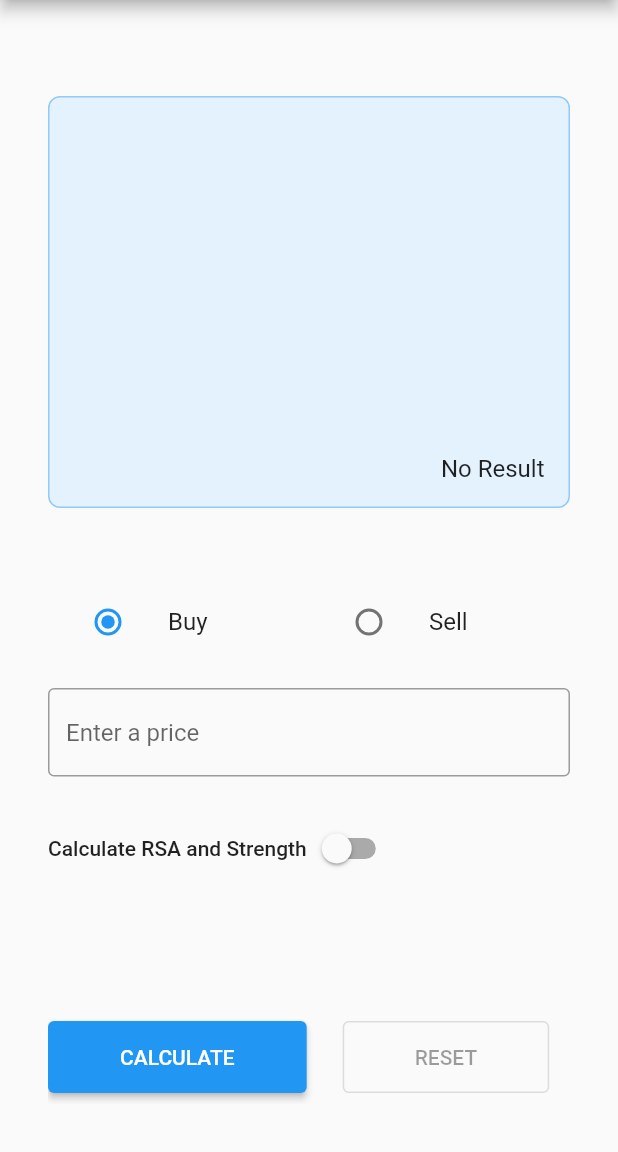
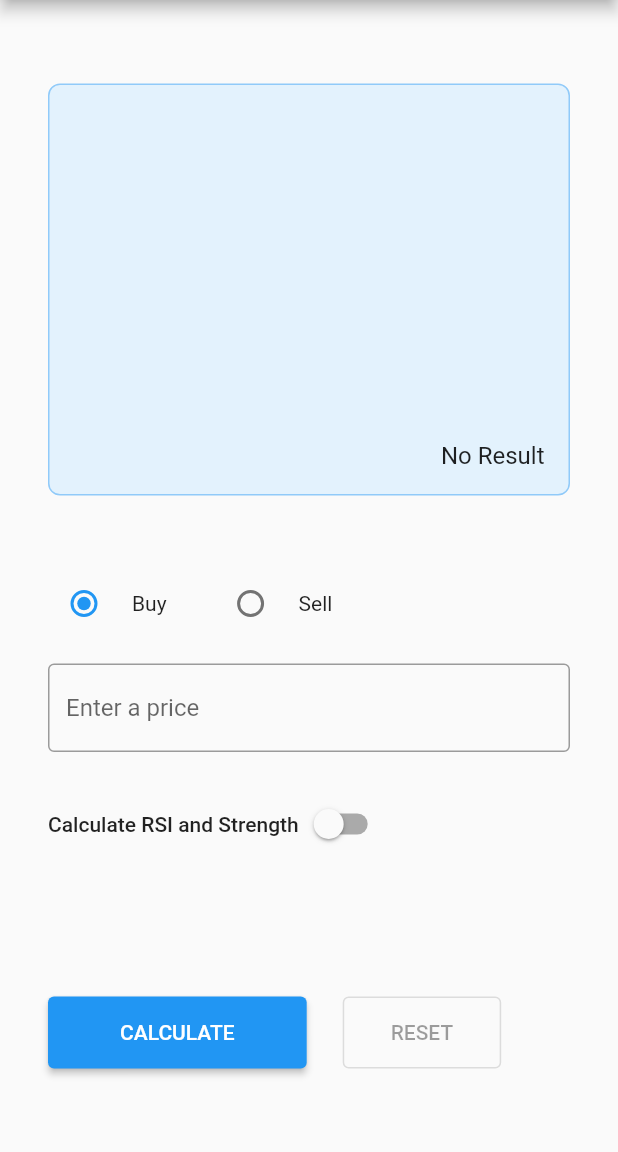
Before and after one commit to nirajniroula/stock_calculator, a Flutter app: the screen it shows after launch, on a phone screen of 412 x 824 dp, the part 84-1236 px from its top. Run offline on Flutter 3.47's test engine with Material 2 defaults, Android fonts, the light colour scheme and no system bars.

Commit message:
radio button ui fixes

```diff
--- a/lib/components/radio_buttons.dart
+++ b/lib/components/radio_buttons.dart
@@ -19,29 +19,37 @@ class RadioButtons extends StatelessWidget {
       padding: const EdgeInsets.symmetric(vertical: 16.0),
       child: Row(
         children: [
-          Expanded(
-            child: ListTile(
-              title: const Text('Buy'),
-              leading: Radio<TranactionType>(
+          Row(
+            children: [
+              Radio<TranactionType>(
                 value: TranactionType.buy,
                 groupValue: value,
                 onChanged: (TranactionType? value) {
                   onValueChanged(value);
                 },
               ),
-            ),
+              const Padding(
+                padding: EdgeInsets.symmetric(horizontal: 8.0),
+                child: Text('Buy'),
+              ),
+            ],
           ),
-          Expanded(
-            child: ListTile(
-              title: const Text('Sell'),
-              leading: Radio<TranactionType>(
+          const SizedBox(width: 24), // give it width
+
+          Row(
+            children: [
+              Radio<TranactionType>(
                 value: TranactionType.sell,
                 groupValue: value,
                 onChanged: (TranactionType? value) {
                   onValueChanged(value);
                 },
               ),
-            ),
+              const Padding(
+                padding: EdgeInsets.symmetric(horizontal: 8.0),
+                child: Text('Sell'),
+              ),
+            ],
           ),
         ],
       ),
--- a/lib/main.dart
+++ b/lib/main.dart
@@ -147,7 +147,7 @@ class _MyHomePageState extends State<MyHomePage> {
       ),
       body: Center(
         child: Padding(
-          padding: const EdgeInsets.all(32.0),
+          padding: const EdgeInsets.symmetric(horizontal: 32.0),
           child: SingleChildScrollView(
             child: Column(
               mainAxisAlignment: MainAxisAlignment.center,
@@ -196,7 +196,7 @@ class _MyHomePageState extends State<MyHomePage> {
                   child: Row(
                     children: [
                       Text(
-                        'Calculate RSA and Strength',
+                        'Calculate RSI and Strength',
                         style: Theme.of(context).textTheme.labelLarge,
                       ),
                       Switch(
@@ -268,8 +268,7 @@ class _MyHomePageState extends State<MyHomePage> {
                                   _reset();
                                 },
                           child: const Padding(
-                            padding: EdgeInsets.symmetric(
-                                vertical: 16.0, horizontal: 32.0),
+                            padding: EdgeInsets.all(16.0),
                             child: Text("RESET"),
                           )),
                     ],
```
